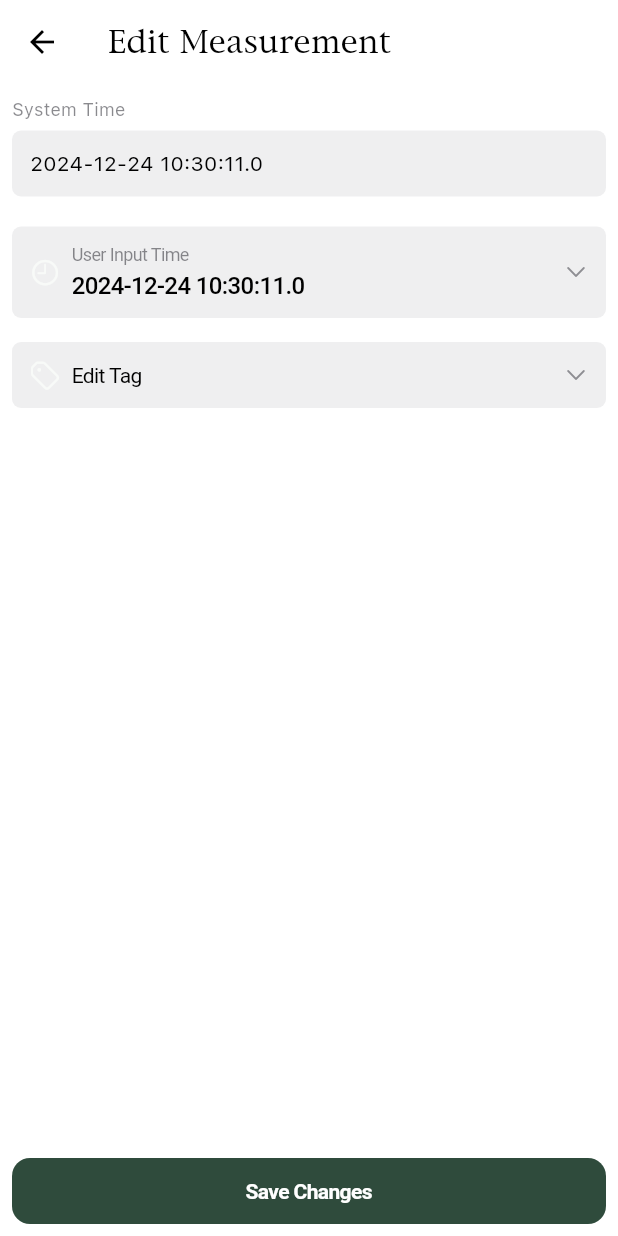
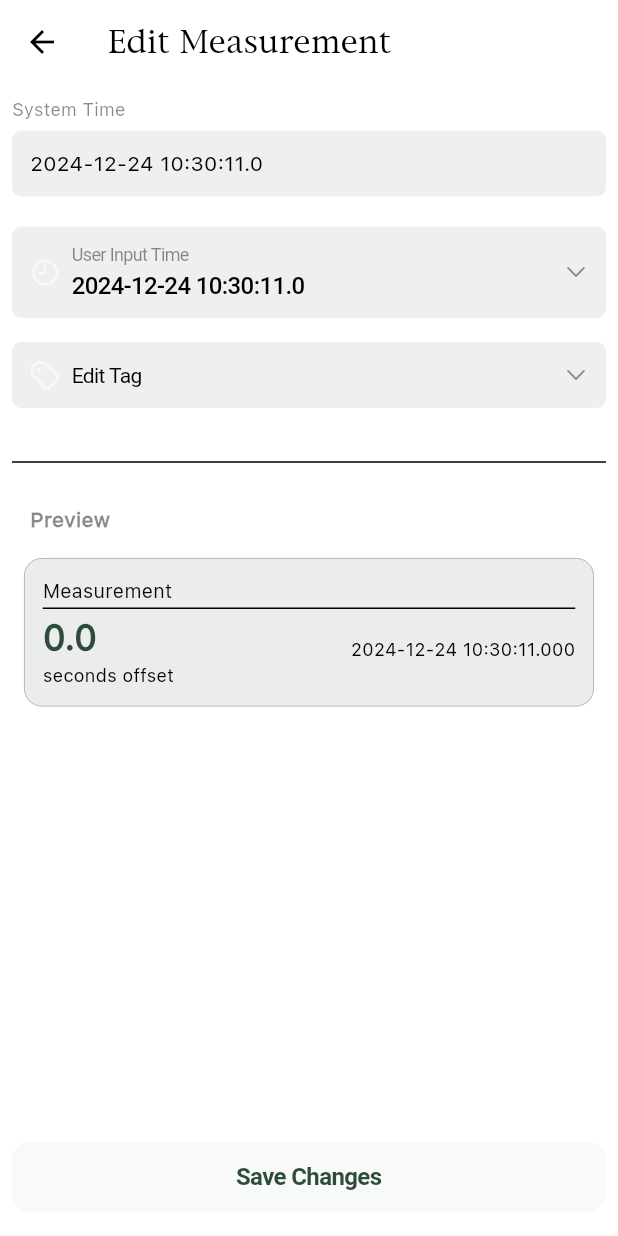
Before and after one commit to t-jayw/ChronoLog, a Flutter app: the EditTimingMeasurementForm screen opened directly with empty values, on a phone screen of 412 x 824 dp. Run offline on Flutter 3.47's test engine with Material 3 defaults, Android fonts, the phone set to English and light mode, and no system bars; our stand-ins replace auto_size_text, carousel_slider, csv, file_picker, fl_chart, flutter_dotenv and 9 more; missing offline and left inert: exif, posthog_flutter, purchases_flutter, ulid; accounts and stored records are empty.

Commit message:
consolidate time picker logic, add measurement item to edit measurment form

```diff
--- a/lib/components/forms/edit_timing_measurement_form.dart
+++ b/lib/components/forms/edit_timing_measurement_form.dart
@@ -6,7 +6,8 @@ import 'package:intl/intl.dart';
 import '../../models/timing_measurement.dart';
 import '../../providers/timing_measurements_list_provider.dart';
 import '../measurement/tag_selector.dart';
-import '../measurement/photo_measurement_time_picker.dart';
+import '../measurement/configurable_picker.dart';
+import '../measurement/timing_measurement_item.dart';
 
 String formatDateTimeWithMillis(DateTime dateTime) {
   final datePart = DateFormat('yyyy-MM-dd HH:mm:ss').format(dateTime);
@@ -41,7 +42,8 @@ class _EditTimingMeasurementFormState extends State<EditTimingMeasurementForm> {
     super.initState();
     _editedTimingMeasurement = widget.timingMeasurement;
     _systemTime = _editedTimingMeasurement.system_time;
-    _userInputTime = _editedTimingMeasurement.user_input_time ?? _editedTimingMeasurement.system_time;
+    _userInputTime =
+        _editedTimingMeasurement.user_input_time ?? _editedTimingMeasurement.system_time;
     tag = _editedTimingMeasurement.tag;
   }
 
@@ -56,16 +58,21 @@ class _EditTimingMeasurementFormState extends State<EditTimingMeasurementForm> {
     if (_formKey.currentState!.validate()) {
       _formKey.currentState!.save();
 
-      // Create a copy of the timing measurement with only the fields that are explicitly edited
-      _editedTimingMeasurement = _editedTimingMeasurement.copyWith(
+      // Create a new TimingMeasurement with all fields to ensure complete update
+      _editedTimingMeasurement = TimingMeasurement(
+        id: _editedTimingMeasurement.id,
+        run_id: _editedTimingMeasurement.run_id,
+        system_time: _systemTime,
         user_input_time: _userInputTime,
+        difference_ms: _userInputTime != null
+            ? _userInputTime!.difference(_systemTime).inMilliseconds
+            : _systemTime.difference(_systemTime).inMilliseconds,
         tag: tag,
-        // Do not update system_time or any other fields unless explicitly edited
       );
 
+      // Use read instead of watch for actions
       ref
-          .watch(timingMeasurementsListProvider(_editedTimingMeasurement.run_id)
-              .notifier)
+          .read(timingMeasurementsListProvider(_editedTimingMeasurement.run_id).notifier)
           .updateTimingMeasurement(_editedTimingMeasurement);
 
       Navigator.of(context).pop();
@@ -91,6 +98,16 @@ class _EditTimingMeasurementFormState extends State<EditTimingMeasurementForm> {
       ),
       body: SafeArea(
         child: Consumer(builder: (context, ref, _) {
+          TimingMeasurement? previousMeasurement;
+          final measurements = ref.read(timingMeasurementsListProvider(_editedTimingMeasurement.run_id));
+          final sortedMeasurements = measurements.toList()
+            ..sort((a, b) => b.system_time.compareTo(a.system_time));
+          final currentIndex = sortedMeasurements.indexOf(_editedTimingMeasurement);
+
+          if (currentIndex < sortedMeasurements.length - 1) {
+            previousMeasurement = sortedMeasurements[currentIndex + 1];
+          }
+
           return Padding(
             padding: const EdgeInsets.all(8),
             child: Column(
@@ -107,7 +124,8 @@ class _EditTimingMeasurementFormState extends State<EditTimingMeasurementForm> {
                           Text(
                             'System Time',
                             style: TextStyle(
-                              color: CupertinoColors.secondaryLabel.resolveFrom(context),
+                              color:
+                                  CupertinoColors.secondaryLabel.resolveFrom(context),
                               fontSize: 12,
                             ),
                           ),
@@ -115,7 +133,8 @@ class _EditTimingMeasurementFormState extends State<EditTimingMeasurementForm> {
                           Container(
                             padding: EdgeInsets.all(12),
                             decoration: BoxDecoration(
-                              color: CupertinoColors.tertiarySystemFill.resolveFrom(context),
+                              color: CupertinoColors.tertiarySystemFill
+                                  .resolveFrom(context),
                               borderRadius: BorderRadius.circular(6),
                             ),
                             child: Text(
@@ -131,7 +150,8 @@ class _EditTimingMeasurementFormState extends State<EditTimingMeasurementForm> {
                           // User Input Time Section
                           Container(
                             decoration: BoxDecoration(
-                              color: CupertinoColors.tertiarySystemFill.resolveFrom(context),
+                              color: CupertinoColors.tertiarySystemFill
+                                  .resolveFrom(context),
                               borderRadius: BorderRadius.circular(6),
                             ),
                             margin: EdgeInsets.symmetric(vertical: 8),
@@ -149,28 +169,33 @@ class _EditTimingMeasurementFormState extends State<EditTimingMeasurementForm> {
                                     children: [
                                       Icon(
                                         CupertinoIcons.time,
-                                        color: CupertinoTheme.of(context).primaryColor,
+                                        color: CupertinoTheme.of(context)
+                                            .primaryColor,
                                         size: 20,
                                       ),
                                       SizedBox(width: 8),
                                       Expanded(
                                         child: Column(
-                                          crossAxisAlignment: CrossAxisAlignment.start,
+                                          crossAxisAlignment:
+                                              CrossAxisAlignment.start,
                                           children: [
                                             Text(
                                               'User Input Time',
                                               style: TextStyle(
-                                                color: CupertinoColors.secondaryLabel.resolveFrom(context),
+                                                color: CupertinoColors.secondaryLabel
+                                                    .resolveFrom(context),
                                                 fontSize: 12,
                                               ),
                                             ),
                                             SizedBox(height: 4),
                                             Text(
                                               _userInputTime != null
-                                                  ? formatDateTimeWithMillis(_userInputTime!)
+                                                  ? formatDateTimeWithMillis(
+                                                      _userInputTime!)
                                                   : 'Not Set',
                                               style: TextStyle(
-                                                color: CupertinoColors.label.resolveFrom(context),
+                                                color: CupertinoColors.label
+                                                    .resolveFrom(context),
                                                 fontSize: 16,
                                                 fontWeight: FontWeight.w500,
                                               ),
@@ -189,18 +214,15 @@ class _EditTimingMeasurementFormState extends State<EditTimingMeasurementForm> {
                                   ),
                                   if (_timeExpanded) ...[
                                     SizedBox(height: 12),
-                                    Container(
-                                      constraints: BoxConstraints(
-                                        maxHeight: 200,
-                                      ),
-                                      child: CustomTimePicker(
-                                        initialTime: _userInputTime ?? _systemTime,
+                                    ConfigurablePrecisionTimePicker(
+                                      initialTime:
+                                          _userInputTime ?? _systemTime,
+                                      mode: TimePickerMode.image,
                                       onTimeChanged: (newTime) {
                                         setState(() {
                                           _userInputTime = newTime;
                                         });
                                       },
-                                      ),
                                     ),
                                   ],
                                 ],
@@ -211,7 +233,8 @@ class _EditTimingMeasurementFormState extends State<EditTimingMeasurementForm> {
                           // Tag Section
                           Container(
                             decoration: BoxDecoration(
-                              color: CupertinoColors.tertiarySystemFill.resolveFrom(context),
+                              color: CupertinoColors.tertiarySystemFill
+                                  .resolveFrom(context),
                               borderRadius: BorderRadius.circular(6),
                             ),
                             margin: EdgeInsets.symmetric(vertical: 8),
@@ -229,14 +252,16 @@ class _EditTimingMeasurementFormState extends State<EditTimingMeasurementForm> {
                                     children: [
                                       Icon(
                                         CupertinoIcons.tag,
-                                        color: CupertinoTheme.of(context).primaryColor,
+                                        color: CupertinoTheme.of(context)
+                                            .primaryColor,
                                         size: 20,
                                       ),
                                       SizedBox(width: 8),
                                       Text(
                                         'Edit Tag',
                                         style: TextStyle(
-                                          color: CupertinoColors.label.resolveFrom(context),
+                                          color: CupertinoColors.label
+                                              .resolveFrom(context),
                                           fontSize: 14,
                                         ),
                                       ),
@@ -261,24 +286,74 @@ class _EditTimingMeasurementFormState extends State<EditTimingMeasurementForm> {
                               ),
                             ),
                           ),
+
+                          // Preview Section Header
+                          SizedBox(height: 20),
+                          Divider(),
+                          SizedBox(height: 20),
+                          Padding(
+                            padding: const EdgeInsets.symmetric(horizontal: 12),
+                            child: Text(
+                              'Preview',
+                              style: TextStyle(
+                                color: CupertinoColors.secondaryLabel.resolveFrom(context),
+                                fontSize: 14,
+                                fontWeight: FontWeight.bold,
+                              ),
+                            ),
+                          ),
+                          SizedBox(height: 10),
+
+                          // Preview using TimingMeasurementItem
+                          Consumer(builder: (context, ref, _) {
+                            TimingMeasurement? previousMeasurement;
+                            final measurements = ref.read(timingMeasurementsListProvider(_editedTimingMeasurement.run_id));
+                            final sortedMeasurements = measurements.toList()
+                              ..sort((a, b) => b.system_time.compareTo(a.system_time));
+                            final currentIndex = sortedMeasurements.indexOf(_editedTimingMeasurement);
+
+                            if (currentIndex < sortedMeasurements.length - 1) {
+                              previousMeasurement = sortedMeasurements[currentIndex + 1];
+                            }
+
+                            return TimingMeasurementItem(
+                              timingMeasurement: TimingMeasurement(
+                                id: _editedTimingMeasurement.id,
+                                run_id: _editedTimingMeasurement.run_id,
+                                system_time: _systemTime,
+                                user_input_time: _userInputTime,
+                                difference_ms: _userInputTime != null
+                                    ? _userInputTime!.difference(_systemTime).inMilliseconds
+                                    : _systemTime.difference(_systemTime).inMilliseconds,
+                                tag: tag,
+                              ),
+                              enableNavigation: false,
+                              previousMeasurement: previousMeasurement,
+                            );
+                          }),
+
+                          SizedBox(height: 20),
                         ],
                       ),
                     ),
                   ),
                 ),
-                // Save button
-                CupertinoButton(
-                  color: Theme.of(context).colorScheme.tertiary,
-                  padding: EdgeInsets.symmetric(vertical: 10),
+                // Separate Save Button
+                Padding(
+                  padding: const EdgeInsets.symmetric(vertical: 8.0),
+                  child: CupertinoButton(
+                    color: Theme.of(context).colorScheme.primary,
+                    padding: EdgeInsets.symmetric(vertical: 14),
                     child: Text(
                       'Save Changes',
                       style: TextStyle(
-                      color: Theme.of(context).colorScheme.onPrimary,
-                      fontSize: 14,
-                      fontWeight: FontWeight.w600,
+                        color: Theme.of(context).colorScheme.tertiary,
+                        fontSize: 16,
+                        fontWeight: FontWeight.bold,
                       ),
                     ),
                     onPressed: () => _saveForm(context, ref),
+                  ),
                 ),
               ],
             ),
--- a/lib/components/measurement/timing_measurement_item.dart
+++ b/lib/components/measurement/timing_measurement_item.dart
@@ -6,14 +6,26 @@ import '../../providers/timing_measurements_list_provider.dart';
 import '../forms/edit_timing_measurement_form.dart';
 
 class TimingMeasurementItem extends ConsumerWidget {
-  const TimingMeasurementItem({Key? key, required this.timingMeasurement})
-      : super(key: key);
+  const TimingMeasurementItem({
+    Key? key,
+    required this.timingMeasurement,
+    this.enableNavigation = true,
+    this.previousMeasurement,
+  }) : super(key: key);
 
   final TimingMeasurement timingMeasurement;
+  final bool enableNavigation;
+  final TimingMeasurement? previousMeasurement;
 
   @override
   Widget build(BuildContext context, WidgetRef ref) {
     final colorScheme = Theme.of(context).colorScheme;
+
+    String? differenceSeconds;
+    String? rateOfChange;
+
+    TimingMeasurement? prevMeasurement = previousMeasurement;
+    if (prevMeasurement == null && enableNavigation) {
       final timingMeasurementsProvider =
           ref.read(timingMeasurementsListProvider(timingMeasurement.run_id));
 
@@ -21,40 +33,25 @@ class TimingMeasurementItem extends ConsumerWidget {
         ..sort((a, b) => b.system_time.compareTo(a.system_time));
       final index = sortedMeasurements.indexOf(timingMeasurement);
 
-    String? differenceSeconds;
-    String? rateOfChange;
+      if (index < sortedMeasurements.length - 1) {
+        prevMeasurement = sortedMeasurements[index + 1];
+      }
+    }
 
-    if (index < sortedMeasurements.length - 1) {
-      final previousMeasurement = sortedMeasurements[index + 1];
+    if (prevMeasurement != null) {
       final difference = (timingMeasurement.difference_ms! -
-              previousMeasurement.difference_ms!) /
+              prevMeasurement.difference_ms!) /
           1000;
       differenceSeconds = difference.toStringAsFixed(1);
 
       final timeSincePrevious = timingMeasurement.system_time
-          .difference(previousMeasurement.system_time)
+          .difference(prevMeasurement.system_time)
           .inSeconds;
       rateOfChange = (difference / (timeSincePrevious / (24 * 60 * 60)))
           .toStringAsFixed(1);
     }
 
-    return Container(
-      margin: EdgeInsets.symmetric(vertical: 6.0, horizontal: 8.0),
-      decoration: BoxDecoration(
-        color: colorScheme.tertiary.withOpacity(0.1),
-        borderRadius: BorderRadius.circular(12.0),
-        border: Border.all(
-          color: Theme.of(context).dividerColor.withOpacity(0.3),
-          width: 0.5,
-        ),
-      ),
-      child: InkWell(
-        onTap: () => Navigator.of(context).push(
-          CupertinoPageRoute(
-            builder: (_) => EditTimingMeasurementForm(timingMeasurement: timingMeasurement),
-          ),
-        ),
-        child: Padding(
+    Widget content = Padding(
       padding: EdgeInsets.all(12.0),
       child: Column(
         crossAxisAlignment: CrossAxisAlignment.start,
@@ -69,6 +66,7 @@ class TimingMeasurementItem extends ConsumerWidget {
                   fontWeight: FontWeight.w500,
                 ),
               ),
+              if (enableNavigation)
                 Icon(CupertinoIcons.chevron_right, size: 16),
             ],
           ),
@@ -99,7 +97,7 @@ class TimingMeasurementItem extends ConsumerWidget {
               Column(
                 crossAxisAlignment: CrossAxisAlignment.end,
                 children: [
-                      if (index < sortedMeasurements.length - 1) ...[
+                  if (prevMeasurement != null) ...[
                     Row(
                       children: [
                         Text(
@@ -150,8 +148,30 @@ class TimingMeasurementItem extends ConsumerWidget {
           ),
         ],
       ),
+    );
+
+    return Container(
+      margin: EdgeInsets.symmetric(vertical: 6.0, horizontal: 8.0),
+      decoration: BoxDecoration(
+        color: colorScheme.tertiary.withOpacity(0.1),
+        borderRadius: BorderRadius.circular(12.0),
+        border: Border.all(
+          color: Theme.of(context).dividerColor.withOpacity(0.3),
+          width: 0.5,
         ),
       ),
+      child: enableNavigation
+          ? InkWell(
+              onTap: () => Navigator.of(context).push(
+                CupertinoPageRoute(
+                  builder: (_) => EditTimingMeasurementForm(
+                    timingMeasurement: timingMeasurement,
+                  ),
+                ),
+              ),
+              child: content,
+            )
+          : content,
     );
   }
 
--- a/lib/measurement_forms/add_measurement_photo_page.dart
+++ b/lib/measurement_forms/add_measurement_photo_page.dart
@@ -10,7 +10,6 @@ import 'package:image_picker/image_picker.dart';
 import 'package:ulid/ulid.dart';
 
 import '../components/measurement/configurable_picker.dart';
-import '../components/primary_button.dart';
 import '../components/measurement/tag_selector.dart';
 import '../models/timing_measurement.dart';
 import '../providers/timing_measurements_list_provider.dart';
```
Also changed, not shown: lib/components/measurement/configurable_picker.dart (+14 -9 lines), lib/components/measurement/tap_measurement_time_picker.dart (deleted, +0 -168 lines), lib/components/premium/premium_features.dart (deleted, +0 -86 lines), lib/components/premium/premium_package_tile.dart (+8 -8 lines). Lines whose indentation alone changed are shown as unchanged.
